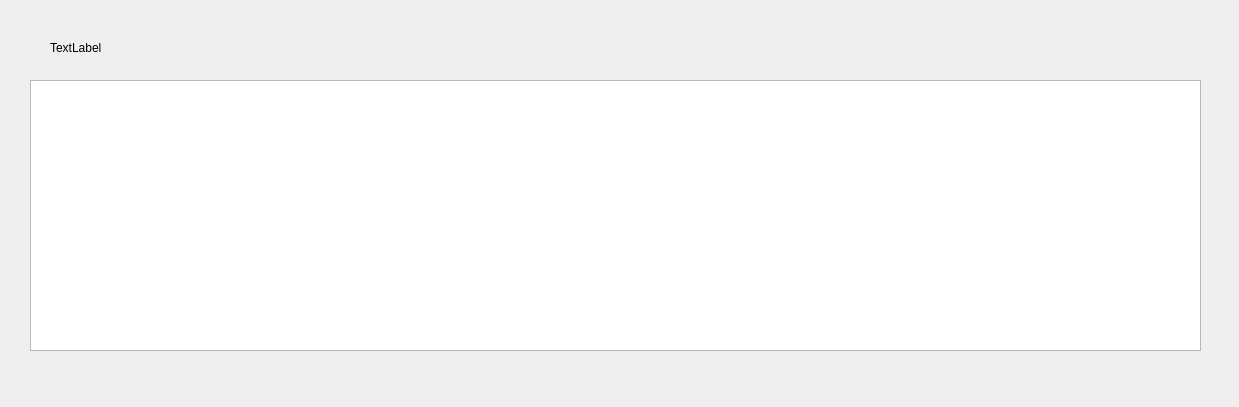
Before: the Qt Designer form cartwindow.ui in Miv2nir/dsba-itop2022-hw, drawn with Qt 5.
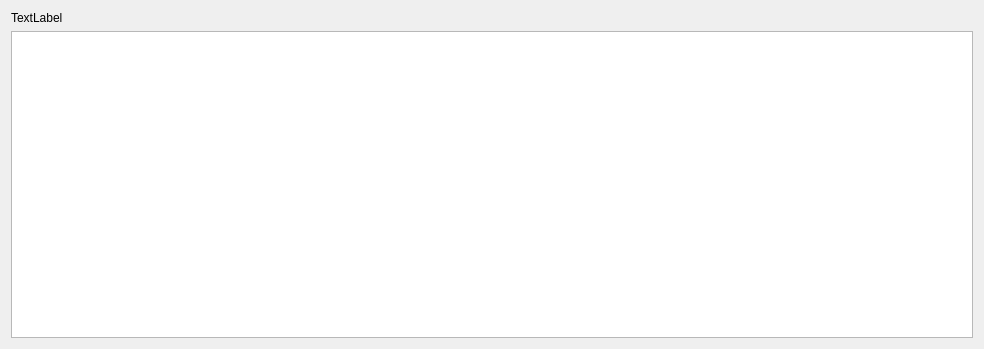
After: the same form once the commit is applied.

```diff
--- a/cartwindow.ui
+++ b/cartwindow.ui
@@ -6,36 +6,25 @@
    <rect>
     <x>0</x>
     <y>0</y>
-    <width>1239</width>
-    <height>407</height>
+    <width>984</width>
+    <height>349</height>
    </rect>
   </property>
   <property name="windowTitle">
    <string>Dialog</string>
   </property>
-  <widget class="QTableView" name="tableView_cart">
-   <property name="geometry">
-    <rect>
-     <x>30</x>
-     <y>80</y>
-     <width>1171</width>
-     <height>271</height>
-    </rect>
-   </property>
-  </widget>
+  <layout class="QVBoxLayout" name="verticalLayout">
+   <item>
   <widget class="QLabel" name="labelDisplay">
-   <property name="geometry">
-    <rect>
-     <x>50</x>
-     <y>40</y>
-     <width>171</width>
-     <height>16</height>
-    </rect>
-   </property>
    <property name="text">
     <string>TextLabel</string>
    </property>
   </widget>
+   </item>
+   <item>
+    <widget class="QTableView" name="tableView_cart"/>
+   </item>
+  </layout>
  </widget>
  <resources/>
  <connections/>
```
Left out of the diff: 2 changed lines with no effect on the pictures. Lines whose indentation alone changed are shown as unchanged.
